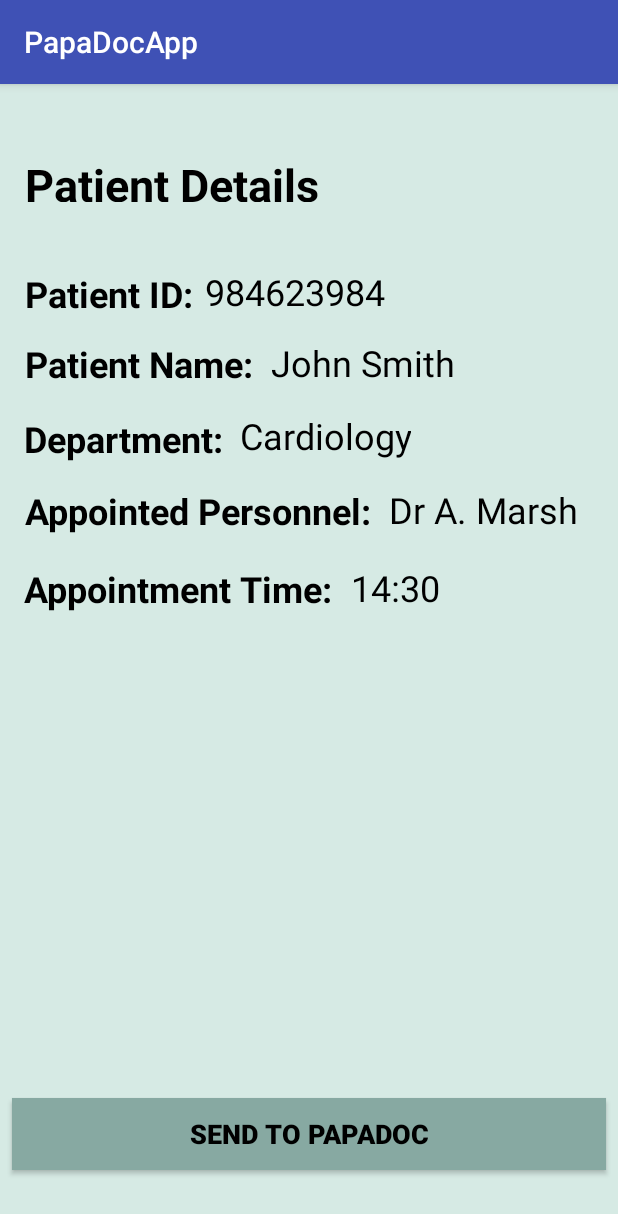
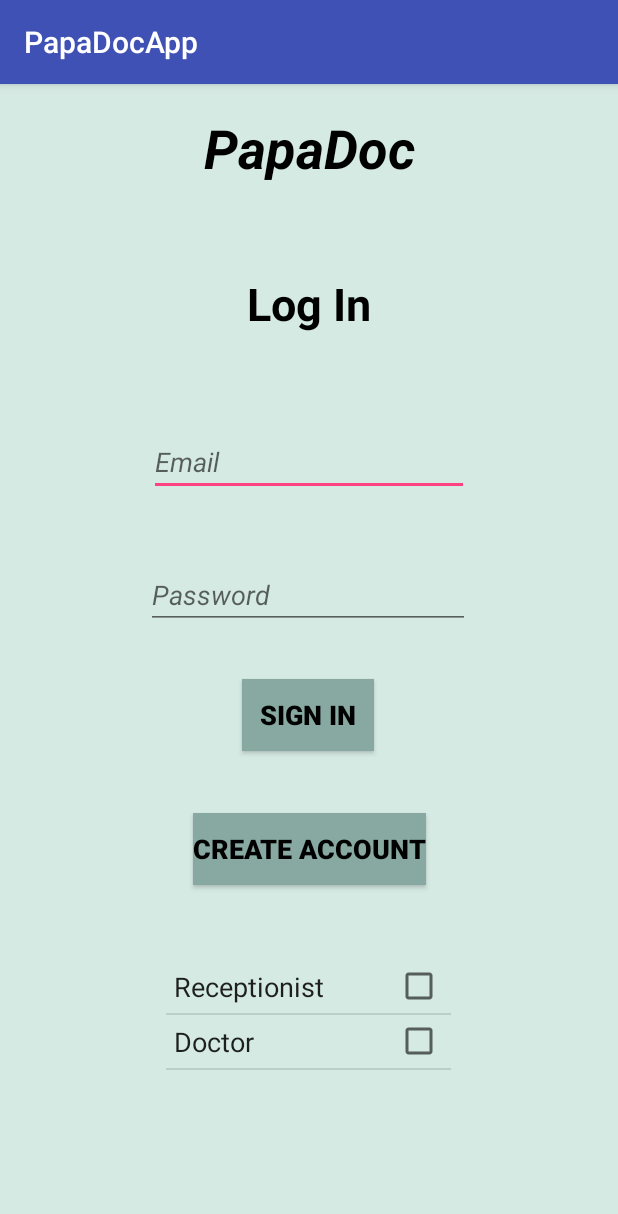
Before and after one commit to axo318/HospitalRobot, an Android app: the screen it shows after launch (PatientInfoActivity before the commit, SignInActivity after it), on a phone screen of 412 x 824 dp. Shown: the top 1214 px of the screen. Run offline under Robolectric (Android 15) with nearby library versions, the phone set to English and light mode, and no system bars.

Commit message:
SignInActivity and ReceptionistMenuActivity are both complete until it is decided how accounts will be made.  ReceptionistMenuActivity has commented code that can be uncommented once activities for scheduling and viewing appointments are added.

```diff
--- a/app/src/main/AndroidManifest.xml
+++ b/app/src/main/AndroidManifest.xml
@@ -9,7 +9,7 @@
         android:roundIcon="@mipmap/ic_launcher_round"
         android:supportsRtl="true"
         android:theme="@style/AppTheme">
-        <activity android:name=".PatientInfoActivity">
+        <activity android:name=".SignInActivity">
             <intent-filter>
                 <action android:name="android.intent.action.MAIN" />
 
@@ -17,7 +17,7 @@
             </intent-filter>
         </activity>
         <activity android:name=".ReceptionistMenuActivity" />
-        <activity android:name=".SignInActivity"></activity>
+        <activity android:name=".PatientInfoActivity"></activity>
     </application>
 
 </manifest>
--- a/app/src/main/java/com/example/s1651374/papadocapp/ReceptionistMenuActivity.java
+++ b/app/src/main/java/com/example/s1651374/papadocapp/ReceptionistMenuActivity.java
@@ -24,8 +24,8 @@ public class ReceptionistMenuActivity extends AppCompatActivity {
     }
 
     public void goToSignInActivity(View view) {
-        /*Intent intent = new Intent(ReceptionistMenuActivity.this, SignInActivity.class);
-        ReceptionistMenuActivity.this.startActivity(intent);*/
+        Intent intent = new Intent(ReceptionistMenuActivity.this, SignInActivity.class);
+        ReceptionistMenuActivity.this.startActivity(intent);
     }
 
 }
--- a/app/src/main/java/com/example/s1651374/papadocapp/SignInActivity.java
+++ b/app/src/main/java/com/example/s1651374/papadocapp/SignInActivity.java
@@ -1,13 +1,111 @@
 package com.example.s1651374.papadocapp;
 
+import android.content.Intent;
 import android.support.v7.app.AppCompatActivity;
 import android.os.Bundle;
+import android.text.TextUtils;
+import android.view.View;
+import android.view.WindowManager;
+import android.widget.AdapterView;
+import android.widget.ArrayAdapter;
+import android.widget.EditText;
+import android.widget.ListView;
+import android.widget.TextView;
+import android.widget.Toast;
+
+import java.util.ArrayList;
 
 public class SignInActivity extends AppCompatActivity {
+
+    private ListView listView;
+    private ArrayAdapter arrayAdapter;
+    private ArrayList<String> choices = new ArrayList<>();
+    private String chosen = " ";
+
+    private EditText emailField;
+    private EditText passwordField;
+
+
 
     @Override
     protected void onCreate(Bundle savedInstanceState) {
         super.onCreate(savedInstanceState);
         setContentView(R.layout.activity_sign_in);
+
+        emailField = findViewById(R.id.SignIn_EditText1);
+        passwordField = findViewById(R.id.SignIn_EditText2);
+        emailField.setText("");
+        passwordField.setText("");
+
+        getWindow().setSoftInputMode(WindowManager.LayoutParams.SOFT_INPUT_ADJUST_NOTHING);
+
+        choices.add("Receptionist");
+        choices.add("Doctor");
+
+        listView = (ListView) findViewById(R.id.SignIn_ListView1);
+        arrayAdapter = new ArrayAdapter(SignInActivity.this,
+                R.layout.my_layout, R.id.row_layout, choices);
+        listView.setAdapter(arrayAdapter);
+        listView.setChoiceMode(ListView.CHOICE_MODE_SINGLE);
+
+        listView.setOnItemClickListener(new AdapterView.OnItemClickListener() {
+            @Override
+            public void onItemClick(AdapterView<?> parent, View view, int position, long id) {
+                chosen = ((TextView) view).getText().toString();
+            }
+        });
+
     }
+
+    public void userLogin(View view) {
+        if (TextUtils.isEmpty(emailField.getText().toString()) &&
+                TextUtils.isEmpty(passwordField.getText().toString())) {
+            emailField.setError("Required");
+            passwordField.setError("Required");
+            Toast.makeText(this, "Authentication failed.",
+                    Toast.LENGTH_SHORT).show();
+        } else if (TextUtils.isEmpty(emailField.getText().toString())) {
+            emailField.setError("Required");
+            Toast.makeText(this, "Authentication failed.",
+                    Toast.LENGTH_SHORT).show();
+        } else if (TextUtils.isEmpty(passwordField.getText().toString())){
+            passwordField.setError("Required");
+            Toast.makeText(this, "Authentication failed.",
+                    Toast.LENGTH_SHORT).show();
+        }
+        else {
+            // This is where the user will be able to sign into an existing account via whichever
+            // method ends up being chosen.  For now it takes them to the Main Menu.
+            Intent intent = new Intent(SignInActivity.this, ReceptionistMenuActivity.class);
+            SignInActivity.this.startActivity(intent);
+        }
+    }
+
+    public void userSignup(View view) {
+        if (TextUtils.isEmpty(emailField.getText().toString()) &&
+                TextUtils.isEmpty(passwordField.getText().toString())) {
+            emailField.setError("Required");
+            passwordField.setError("Required");
+            Toast.makeText(this, "Please enter a valid email address and password",
+                    Toast.LENGTH_LONG).show();
+        } else if (TextUtils.isEmpty(emailField.getText().toString())) {
+            emailField.setError("Required");
+            Toast.makeText(this, "Please enter a valid email address",
+                    Toast.LENGTH_LONG).show();
+        } else if (TextUtils.isEmpty(passwordField.getText().toString())){
+            passwordField.setError("Required");
+            Toast.makeText(this, "Please enter a valid password",
+                    Toast.LENGTH_LONG).show();
+        } else if (chosen.equals(" ")) {
+            Toast.makeText(this, "You must select to create either a Receptionist or" +
+                    " Doctor account", Toast.LENGTH_LONG).show();
+        }
+        else {
+            // This is where the user will be able to create an account via whichever method ends
+            // up being chosen.  For now it takes them to the Main Menu.
+            Intent intent = new Intent(SignInActivity.this, ReceptionistMenuActivity.class);
+            SignInActivity.this.startActivity(intent);
+        }
+    }
+
 }
--- a/app/src/main/res/layout/activity_sign_in.xml
+++ b/app/src/main/res/layout/activity_sign_in.xml
@@ -93,6 +93,7 @@
         android:textColor="#000000"
         android:textSize="18sp"
         android:textStyle="bold"
+        android:onClick="userLogin"
         app:layout_constraintBottom_toBottomOf="parent"
         app:layout_constraintEnd_toEndOf="parent"
         app:layout_constraintHorizontal_bias="0.498"
@@ -113,6 +114,7 @@
         android:textColor="#000000"
         android:textSize="18sp"
         android:textStyle="bold"
+        android:onClick="userSignup"
         app:layout_constraintBottom_toBottomOf="parent"
         app:layout_constraintEnd_toEndOf="parent"
         app:layout_constraintStart_toStartOf="parent"
@@ -120,6 +122,7 @@
         app:layout_constraintVertical_bias="0.679" />
 
     <ListView
+        android:id="@+id/SignIn_ListView1"
         android:layout_width="190dp"
         android:layout_height="119dp"
         android:layout_marginBottom="8dp"
--- /dev/null
+++ b/app/src/main/res/layout/my_layout.xml
@@ -0,0 +1,10 @@
+<?xml version="1.0" encoding="utf-8"?>
+<CheckedTextView xmlns:android="http://schemas.android.com/apk/res/android"
+    android:id="@+id/row_layout"
+    android:layout_width="match_parent"
+    android:layout_height="wrap_content"
+    android:checkMark="?android:attr/listChoiceIndicatorMultiple"
+    android:checked="false"
+    android:gravity="center"
+    android:padding="5dp"
+    android:textSize="18dp"/>
```
